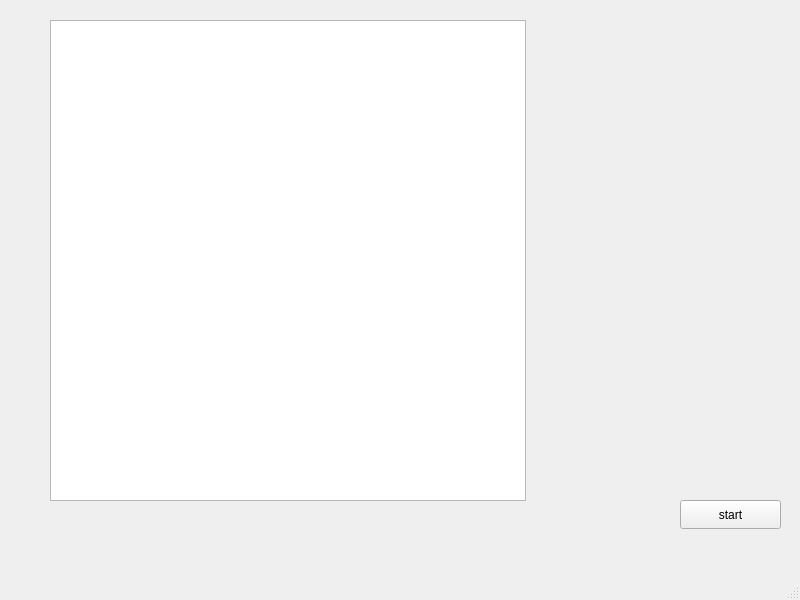
Qt form mainwindow.ui (OstrovskyAndriy/screener) before a commit.
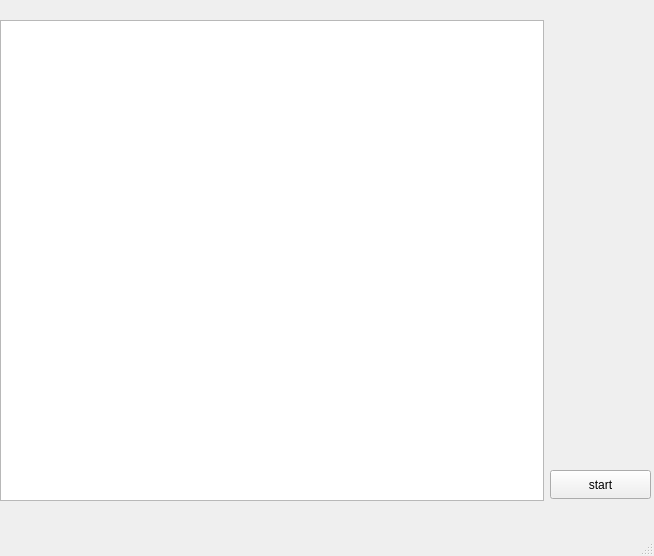
The same form after that commit.

What changed in the file:
```diff
--- a/mainwindow.ui
+++ b/mainwindow.ui
@@ -6,8 +6,8 @@
    <rect>
     <x>0</x>
     <y>0</y>
-    <width>800</width>
-    <height>600</height>
+    <width>654</width>
+    <height>556</height>
    </rect>
   </property>
   <property name="windowTitle">
@@ -17,8 +17,8 @@
    <widget class="QPushButton" name="startAndStop">
     <property name="geometry">
      <rect>
-      <x>680</x>
-      <y>500</y>
+      <x>550</x>
+      <y>470</y>
       <width>101</width>
       <height>29</height>
      </rect>
@@ -30,9 +30,9 @@
    <widget class="QTableView" name="tableView">
     <property name="geometry">
      <rect>
-      <x>50</x>
+      <x>0</x>
       <y>20</y>
-      <width>476</width>
+      <width>544</width>
       <height>481</height>
      </rect>
     </property>
```
Left out of the diff: 2 changed lines with no effect on the pictures.
